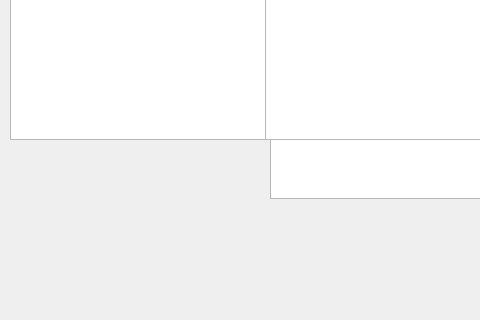
Above: topjcdialog.ui from chozabu/JumpingCube before the change; both pictures show x 0 to 480 and y 112 to 432 of the 728 by 659 pixel window. Below: the same form after it.
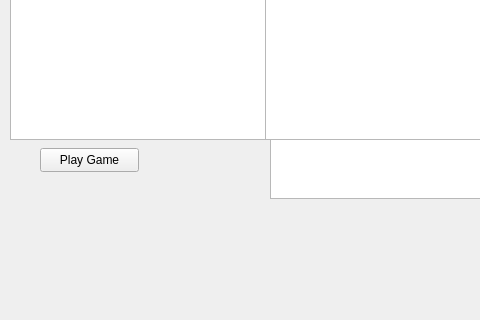
That is the form after the change. Custom widgets are drawn as their Qt base class.

The edit to the form file:
```diff
--- a/topjcdialog.ui
+++ b/topjcdialog.ui
@@ -84,6 +84,19 @@
     </rect>
    </property>
   </widget>
+  <widget class="QPushButton" name="playGameButton">
+   <property name="geometry">
+    <rect>
+     <x>40</x>
+     <y>260</y>
+     <width>99</width>
+     <height>24</height>
+    </rect>
+   </property>
+   <property name="text">
+    <string>Play Game</string>
+   </property>
+  </widget>
  </widget>
  <customwidgets>
   <customwidget>
```
